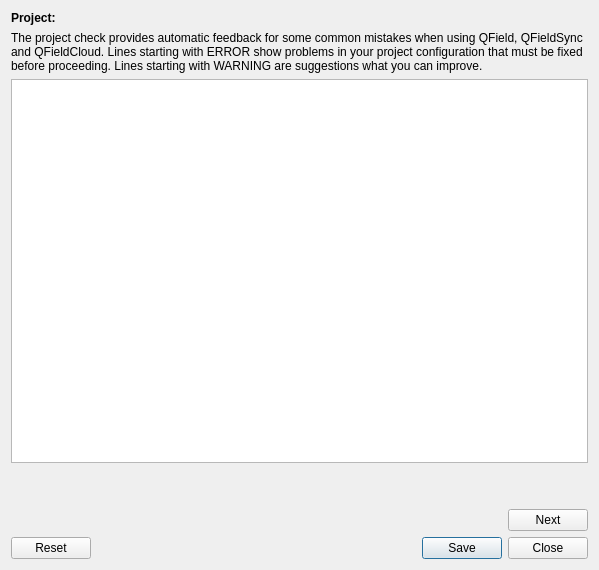
Qt form qfieldsync/ui/package_dialog.ui (opengisch/qfieldsync) before a commit.
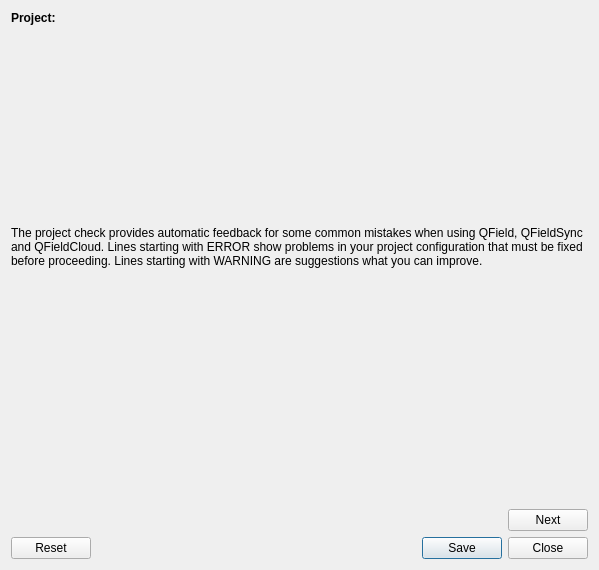
The same form after that commit. Custom widgets are drawn as their Qt base class.

Commit message: Use CheckerFeedbackTable instead of simple textfield in the checks feedback

Diff of the .ui file:
```diff
--- a/qfieldsync/ui/package_dialog.ui
+++ b/qfieldsync/ui/package_dialog.ui
@@ -74,7 +74,7 @@
         </widget>
        </item>
        <item>
-        <widget class="QTextEdit" name="feedbackText"/>
+        <layout class="QVBoxLayout" name="feedbackTableWrapperLayout"/>
        </item>
        <item>
         <spacer name="verticalSpacer">
```
The commit also changes 4 other files.
